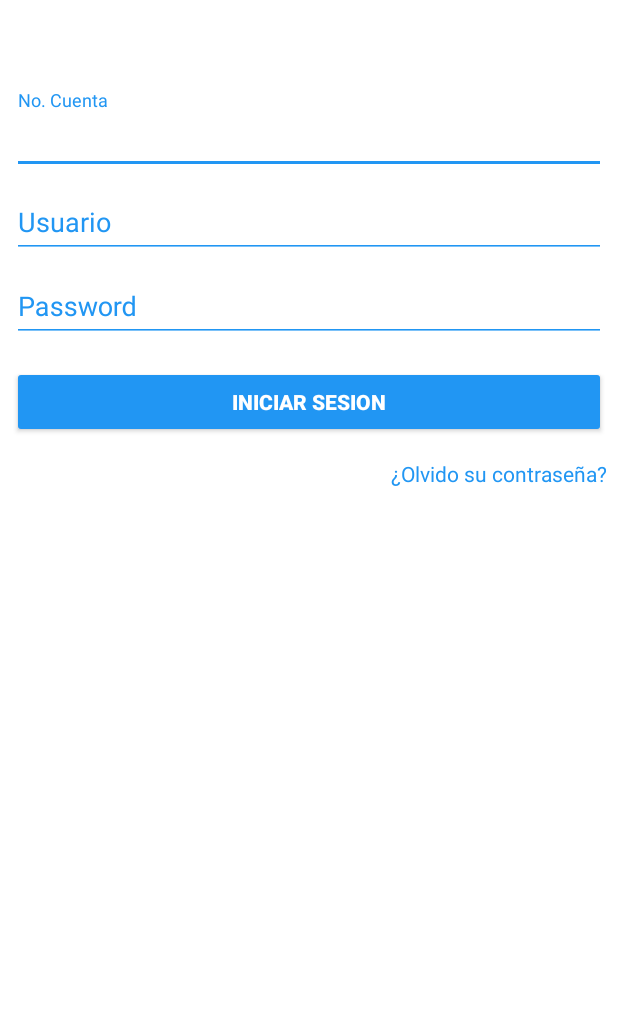
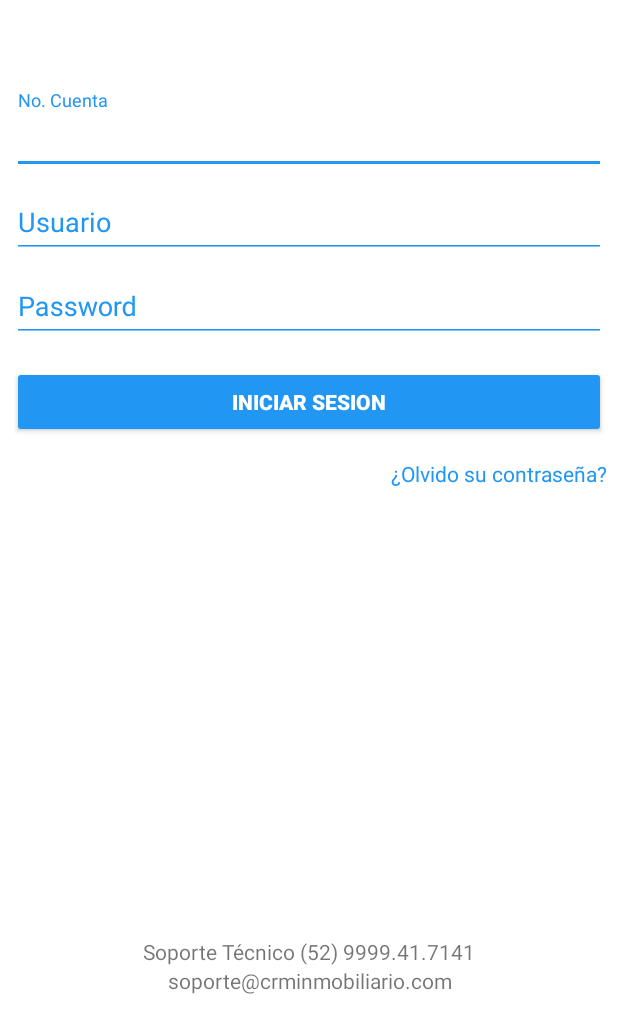
Before and after one commit to guimer-mena/crm-leads-android, an Android app: the screen it shows after launch (LoginTPIActivity), on a phone screen of 412 x 824 dp, the part 213-1236 px from its top. Run offline under Robolectric (Android 15) with nearby library versions, the phone set to English and light mode, and no system bars.

Commit message:
añadir alertas para errores de login, botones en una sola fila, footer en login

```diff
--- a/app/src/main/java/com/tecnologiaparainmobiliarias/centrodenotificacionestpi/preferencias/PreferenciasUsuario.java
+++ b/app/src/main/java/com/tecnologiaparainmobiliarias/centrodenotificacionestpi/preferencias/PreferenciasUsuario.java
@@ -21,9 +21,10 @@ public class PreferenciasUsuario {
     public static final String PREF_USER_CLAVE_SESION = "PREF_CLAVE_SESION";
     public static final String PREF_USER_FOTO = "PREF_FOTO";
     public static final String PREF_USER_NOMBRE = "PREF_NOMBRE";
-    public static final String PREF_USAR_CORREO = "PREF_CORREO";
+    public static final String PREF_USER_CORREO = "PREF_CORREO";
     public static final String PREF_USER_LOGO_EMPRESA = "PREF_LOGO_EMPRESA";
     public static final String PREF_USER_NOMBRE_EMPRESA = "PREF_NOMBRE_EMPRESA";
+    public static final String PREF_USER_PASSWORD = "PREF_PASWORD";
 
     private final SharedPreferences mPrefs;
 
@@ -56,7 +57,7 @@ public class PreferenciasUsuario {
             editor.putString(PREF_USER_CUENTA, usuario.getCuenta());
             editor.putString(PREF_USER_NOMBRE, usuario.getNombre());
             editor.putString(PREF_USER_FOTO, usuario.getFoto());
-            editor.putString(PREF_USAR_CORREO, usuario.getCorreo());
+            editor.putString(PREF_USER_CORREO, usuario.getCorreo());
             editor.putString(PREF_USER_LOGO_EMPRESA, usuario.getLogo_empresa());
             editor.putString(PREF_USER_NOMBRE_EMPRESA, usuario.getNombre_empresa());
 
@@ -75,7 +76,7 @@ public class PreferenciasUsuario {
         editor.putString(PREF_USER_CUENTA, null);
         editor.putString(PREF_USER_NOMBRE, null);
         editor.putString(PREF_USER_FOTO, null);
-        editor.putString(PREF_USAR_CORREO, null);
+        editor.putString(PREF_USER_CORREO, null);
         editor.putString(PREF_USER_NOMBRE_EMPRESA, null);
         editor.putString(PREF_USER_LOGO_EMPRESA, null);
 
--- a/app/src/main/res/layout/activity_login_tpi.xml
+++ b/app/src/main/res/layout/activity_login_tpi.xml
@@ -11,11 +11,18 @@
     android:paddingTop="@dimen/activity_vertical_margin"
     tools:context="com.tecnologiaparainmobiliarias.centrodenotificacionestpi.LoginTPIActivity">
 
+
+
+    <RelativeLayout
+        android:layout_width="match_parent"
+        android:layout_height="match_parent"
+        android:gravity="center_horizontal"
+        android:layout_gravity="center_vertical">
         <!-- Login progress -->
         <ProgressBar
             android:id="@+id/login_progress"
             style="?android:attr/progressBarStyleLarge"
-        android:layout_width="wrap_content"
+            android:layout_width="match_parent"
             android:layout_height="wrap_content"
             android:layout_marginBottom="8dp"
             android:visibility="gone" />
@@ -28,11 +35,39 @@
             android:layout_marginTop="60dp"
             app:srcCompat="@mipmap/logo_crm_full" />
 
+        <RelativeLayout
+            android:id="@+id/footer"
+            android:layout_width="match_parent"
+            android:layout_height="60dp"
+            android:layout_alignParentBottom="true"
+            android:gravity="center"
+            >
+
+                <TextView
+                    android:id="@+id/textView23"
+                    android:layout_width="match_parent"
+                    android:layout_height="wrap_content"
+                    android:text="Soporte Técnico (52) 9999.41.7141"
+                    android:textAlignment="center" />
+
+
+                <TextView
+                    android:id="@+id/textView45"
+                    android:layout_width="match_parent"
+                    android:layout_height="wrap_content"
+                    android:text="soporte@crminmobiliario.com"
+                    android:textAlignment="center"
+                    android:layout_below="@id/textView23"/>
+
+        </RelativeLayout>
+
         <ScrollView
             android:id="@+id/login_form"
-        android:layout_width="match_parent"
-        android:layout_height="match_parent">
-
+            android:layout_width="fill_parent"
+            android:layout_height="fill_parent"
+            android:layout_above="@id/footer"
+            android:layout_below="@+id/image_logo"
+            android:fillViewport="true">
 
             <LinearLayout
                 android:id="@+id/email_login_form"
@@ -151,38 +186,7 @@
             </LinearLayout>
         </ScrollView>
 
-    <LinearLayout
-        android:layout_width="match_parent"
-        android:layout_height="wrap_content"
-        android:layout_gravity="center"
-        android:layout_marginBottom="0dp"
-        android:orientation="horizontal">
 
-        <TextView
-            android:id="@+id/textView23"
-            android:layout_width="match_parent"
-            android:layout_height="wrap_content"
-            android:text="Soporte Técnico (52) 9999.41.7141"
-            android:textAlignment="center" />
-    </LinearLayout>
-    <LinearLayout
-        android:layout_width="match_parent"
-        android:layout_height="wrap_content"
-        android:layout_gravity="center"
-        android:layout_marginBottom="0dp"
-        android:orientation="horizontal">
-        <TextView
-            android:id="@+id/textView45"
-            android:layout_width="match_parent"
-            android:layout_height="wrap_content"
-            android:text="soporte@crminmobiliario.com"
-            android:textAlignment="center" />
+    </RelativeLayout>
 
 </LinearLayout>
-
-    <RelativeLayout
-        android:layout_width="match_parent"
-        android:layout_height="match_parent">
-
-    </RelativeLayout>
-</LinearLayout>
```
Also changed, not shown: app/src/main/java/com/tecnologiaparainmobiliarias/centrodenotificacionestpi/LoginTPIActivity.java (+38 -8 lines), app/src/main/java/com/tecnologiaparainmobiliarias/centrodenotificacionestpi/model/UsuarioLogin.java (+11 -1 lines), app/src/main/res/layout/fragment_notifications.xml (+6 -3 lines), app/src/main/res/layout/item_list_notifications.xml (+21 -5 lines). Lines whose indentation alone changed are shown as unchanged.
